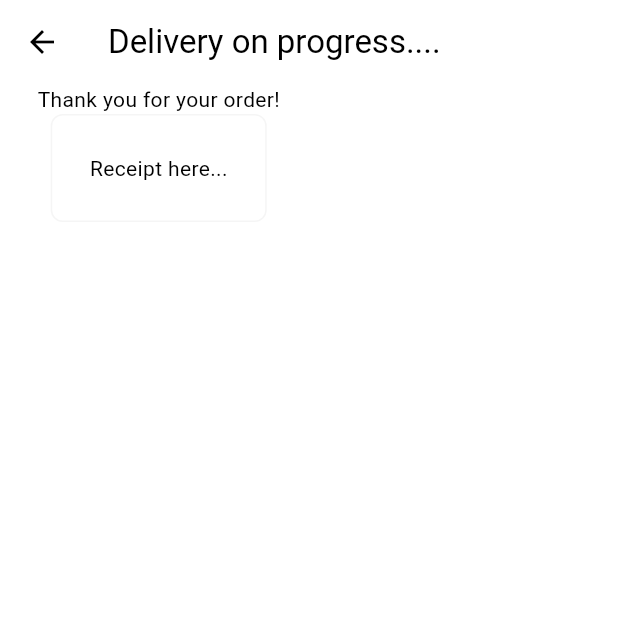
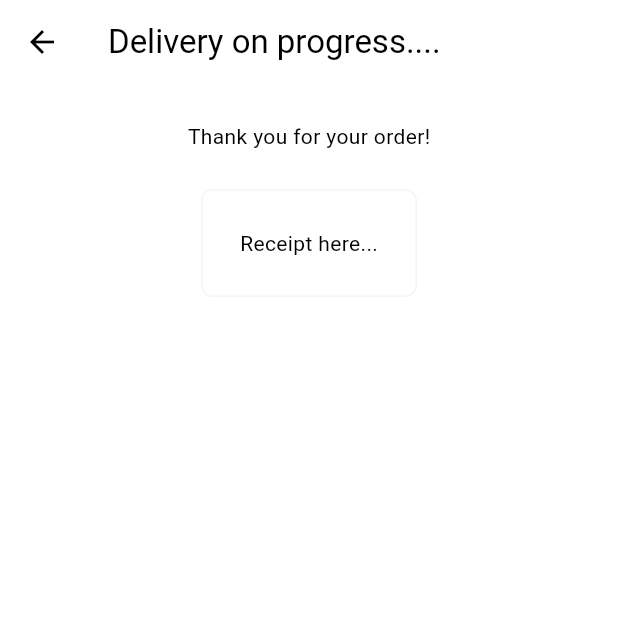
Before and after one commit to wahyuumoko/shop-add-delivery, a Flutter app: the DeliveryProgressPage screen opened directly, on a phone screen of 412 x 824 dp, the top half of it. Run offline on Flutter 3.47's test engine with Material 3 defaults, Android fonts, the phone set to English and light mode, and no system bars; our stand-ins replace flutter_credit_card.

Commit message:
receipt+

```diff
--- a/lib/components/my_receipt.dart
+++ b/lib/components/my_receipt.dart
@@ -5,21 +5,25 @@ class MyReceipt extends StatelessWidget {
 
   @override
   Widget build(BuildContext context) {
-    return Padding(padding: const EdgeInsets.only(left: 25, right: 25, bottom: 25),
+    return Padding(padding: const EdgeInsets.only(left: 25, right: 25, bottom: 25, top: 25),
+    child: Center (
     child: Column(
-      children: [
+        mainAxisAlignment: MainAxisAlignment.center,
+        children: [
         const Text("Thank you for your order!"),
+        const SizedBox(height: 25),
         Container(
           decoration: BoxDecoration(
            border:
            Border.all(color:Theme.of(context).colorScheme.secondary),
            borderRadius: BorderRadius.circular(8)
           ),
-          padding: const EdgeInsets.all(25),
-          child: const Text("Receipt here..."),
+           padding: const EdgeInsets.all(25),
+           child: const Text("Receipt here..."),
+            ),
+          ],
         ),
-      ],
-    ),
+      ),
     );
   }
 }
```
